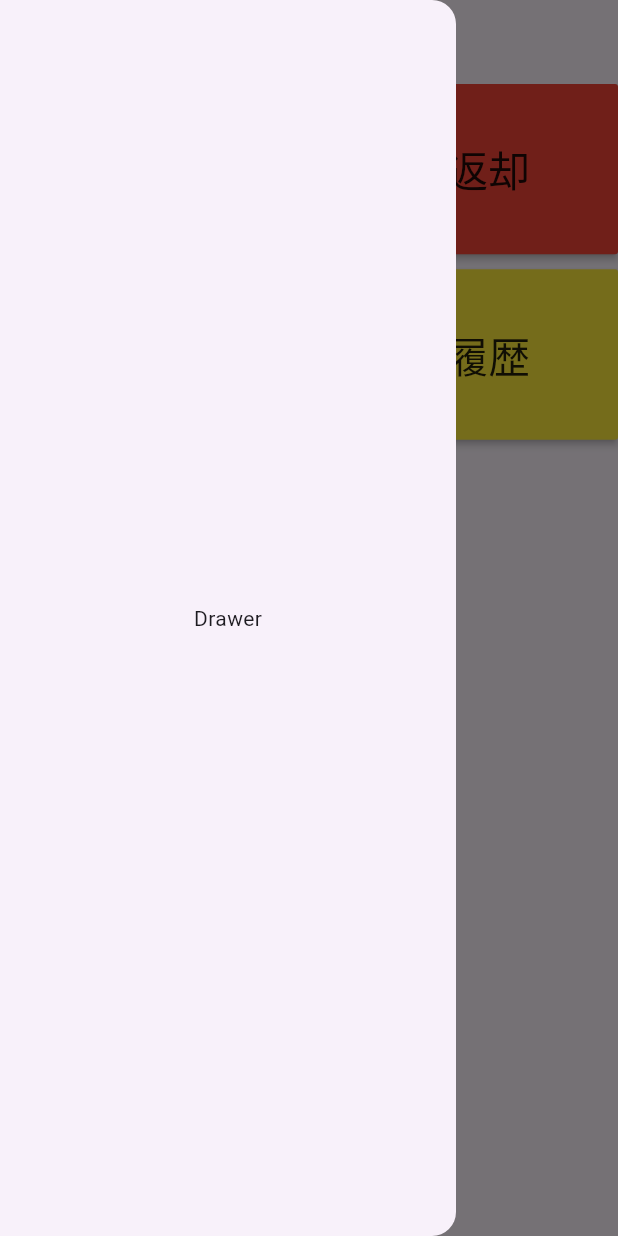
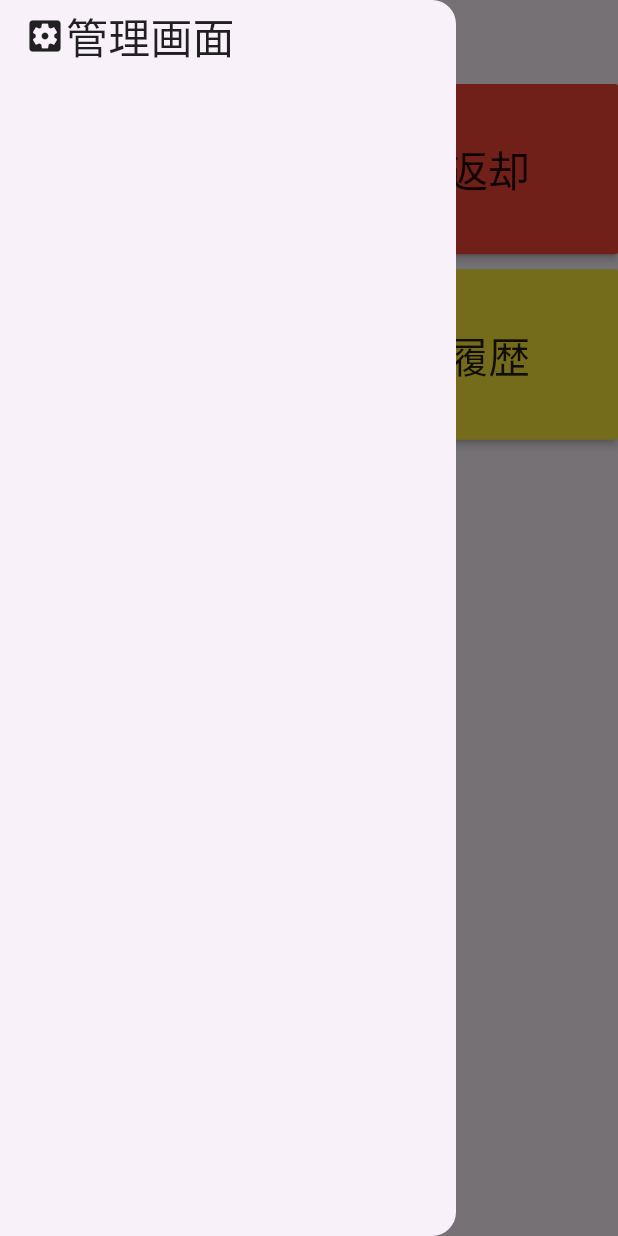
Before and after one commit to ntakahashi016/alexandrite, a Flutter app: the screen it shows after launch, with the side drawer open, on a phone screen of 412 x 824 dp. Run offline on Flutter 3.47's test engine with Material 3 defaults, Android fonts, the phone set to English and light mode, and no system bars.

Commit message:
[added] Implement MainDrawer

```diff
--- a/app/client/lib/lending_screen.dart
+++ b/app/client/lib/lending_screen.dart
@@ -46,7 +46,7 @@ class _LendingScreenAppState extends State<LendingScreenApp> {
   @override
   Widget build(BuildContext context) {
     return Scaffold(
-      drawer: const Drawer(child: Center(child: Text("Drawer"))),
+      drawer: MainDrawer(context),
       appBar: MainAppBar(),
       body: Container(
         child: Column(
--- /dev/null
+++ b/app/client/lib/main_drawer.dart
@@ -0,0 +1,26 @@
+import 'package:flutter/material.dart';
+import './menu_item.dart';
+import './main_drawer_item.dart';
+import './wip_screen.dart';
+
+class MainDrawer extends Drawer {
+  static const _items = [
+      const MenuItem("管理画面", Icons.settings_applications , Colors.blue,   WipScreen()),
+  ];
+
+  MainDrawer(BuildContext context) : super(
+    child: Column(
+      children: List.generate(_items.length, (index) {
+        return MaterialButton(
+          child: Row(
+            children: [
+              Icon(_items[index].icon, size: 28.0),
+              Text(_items[index].name, style: TextStyle( fontSize: 28.0 )),
+            ]
+          ),
+          onPressed: () => {Navigator.push(context, MaterialPageRoute(builder: (context) => _items[index].route))},
+        );
+      }),
+    )
+  ){}
+}
--- a/app/client/lib/main_screen.dart
+++ b/app/client/lib/main_screen.dart
@@ -1,6 +1,7 @@
 import 'package:flutter/material.dart';
 import './main_menu.dart';
 import './main_appbar.dart';
+import './main_drawer.dart';
 
 class MainScreen extends StatelessWidget {
   const MainScreen({super.key});
@@ -29,7 +30,7 @@ class _MainScreenAppState extends State<MainScreenApp> {
   @override
   Widget build(BuildContext context) {
     return Scaffold(
-      drawer: const Drawer(child: Center(child: Text("Drawer"))),
+      drawer: MainDrawer(context),
       appBar: MainAppBar(),
       body: GridView.count(
         crossAxisCount: 2,
--- a/app/client/lib/returning_screen.dart
+++ b/app/client/lib/returning_screen.dart
@@ -45,7 +45,7 @@ class _ReturningScreenAppState extends State<ReturningScreenApp> {
   @override
   Widget build(BuildContext context) {
     return Scaffold(
-      drawer: const Drawer(child: Center(child: Text("Drawer"))),
+      drawer: MainDrawer(context),
       appBar: MainAppBar(),
       body: Container(
         child: Center(
--- a/app/client/lib/wip_screen.dart
+++ b/app/client/lib/wip_screen.dart
@@ -26,7 +26,7 @@ class _WipScreenAppState extends State<WipScreenApp> {
   @override
   Widget build(BuildContext context) {
     return Scaffold(
-      drawer: const Drawer(child: Center(child: Text("Drawer"))),
+      drawer: MainDrawer(context),
       appBar: AppBar(
         title: Row(children: const [
           Icon(Icons.import_contacts),
```
